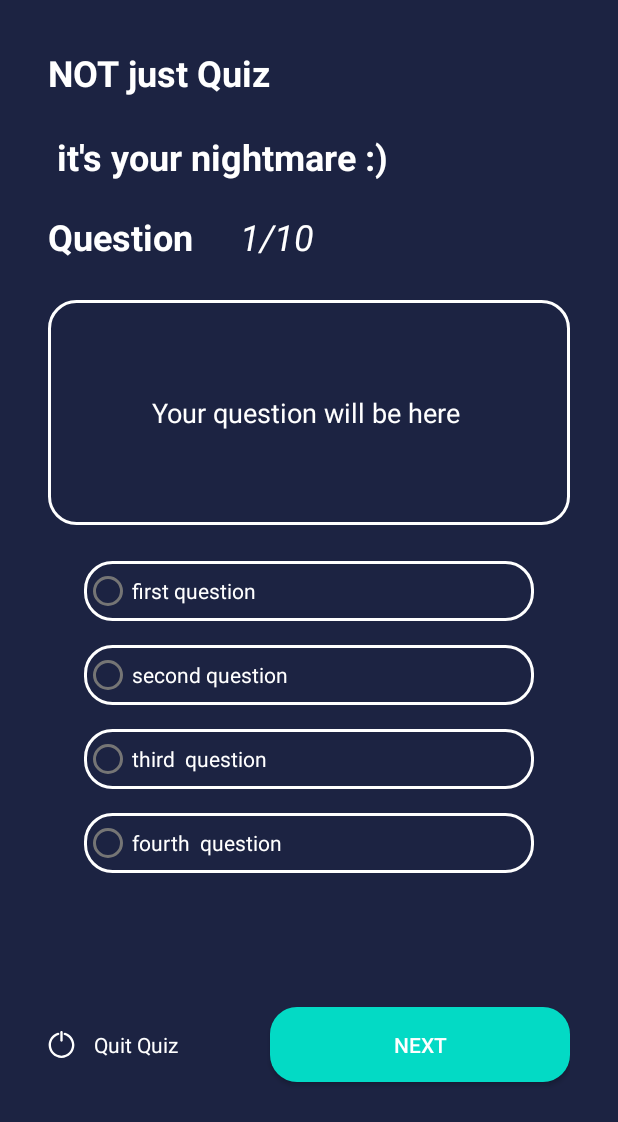
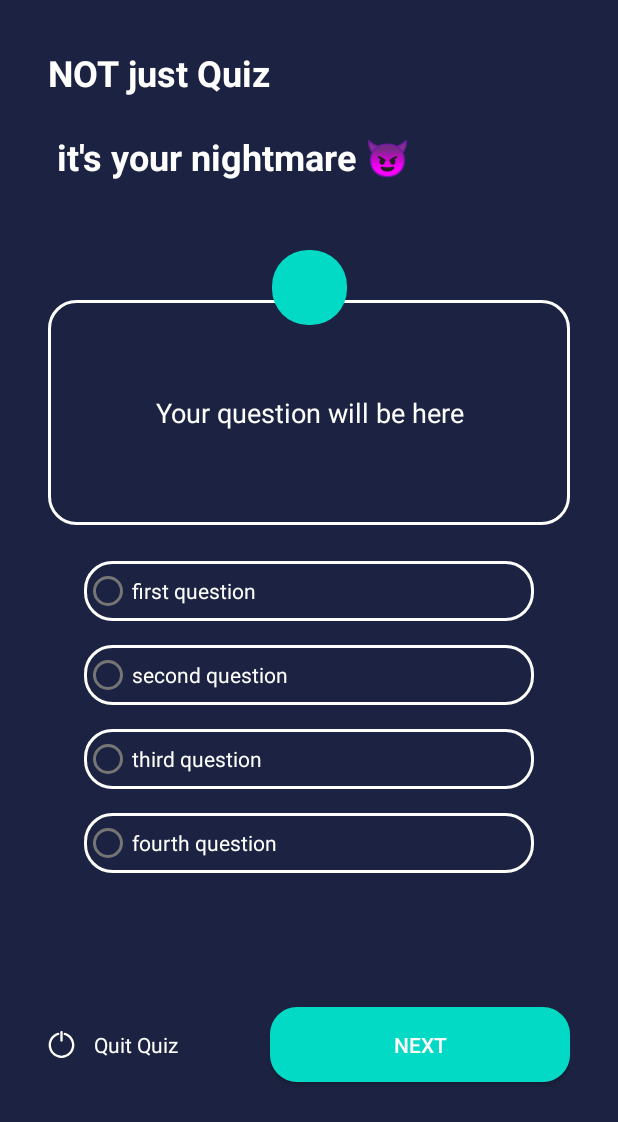
Before and after one commit to juck0/Trivia_Game, an Android app: the screen it shows after launch (MainActivity), on a phone screen of 412 x 824 dp. Shown: the top 1122 px of the screen. Run offline under Robolectric (Android 15) with nearby library versions, the phone set to English and light mode, and no system bars.

```diff
--- a/app/src/main/java/com/example/triviagame/data/Constants.kt
+++ b/app/src/main/java/com/example/triviagame/data/Constants.kt
@@ -4,5 +4,6 @@ object Constants {
     const val POINTS = "points"
     const val WIN_TEXT = "Congratulations!! you did it "
     const val LOSE_TEXT = " You fail , try Again "
-
+    const val WIN_EMOJI = "👍"
+    const val LOSE_EMOJI = "👎"
 }
--- a/app/src/main/java/com/example/triviagame/ui/ResultFragment.kt
+++ b/app/src/main/java/com/example/triviagame/ui/ResultFragment.kt
@@ -1,6 +1,8 @@
 import android.view.LayoutInflater
 import com.example.triviagame.R
 import com.example.triviagame.data.Constants
+import com.example.triviagame.data.Constants.LOSE_EMOJI
+import com.example.triviagame.data.Constants.WIN_EMOJI
 import com.example.triviagame.databinding.FragmentResultBinding
 import com.example.triviagame.ui.BaseFragment
 import com.example.triviagame.ui.HomeFragment
@@ -26,9 +28,12 @@ class ResultFragment: BaseFragment<FragmentResultBinding>() {
         if (points > 5){
             binding?.textCongratulations?.text = Constants.WIN_TEXT
             binding?.textScoreNum?.text = points.toString()
+            binding?.emoji?.text = WIN_EMOJI.toString()
         } else{
             binding?.textCongratulations?.text =Constants.LOSE_TEXT
             binding?.textScoreNum?.text = points.toString()
+            binding?.emoji?.text = LOSE_EMOJI.toString()
+
         }
     }
     private fun retakeQuiz() {
--- /dev/null
+++ b/app/src/main/res/drawable/shape_question_num.xml
@@ -0,0 +1,6 @@
+<?xml version="1.0" encoding="utf-8"?>
+<shape xmlns:android="http://schemas.android.com/apk/res/android">
+    android:shape="rectangle">
+    <solid android:color="@color/teal_200"/>
+    <corners android:radius="24dp"/>
+</shape>
--- a/app/src/main/res/layout/fragment_home.xml
+++ b/app/src/main/res/layout/fragment_home.xml
@@ -5,7 +5,7 @@
     android:layout_width="match_parent"
     android:layout_height="match_parent"
     tools:context=".MainActivity"
-    android:background="#1c2342"
+    android:background="@color/blue"
     android:padding="16dp"
     >
 
@@ -13,7 +13,7 @@
         android:id="@+id/text_head_line"
         android:layout_width="match_parent"
         android:layout_height="100dp"
-        android:text="NOT just Quiz\n \n it's your nightmare :)"
+        android:text="@string/head_line"
         android:textColor="@color/white"
         android:textSize="24sp"
         android:textStyle="bold"
@@ -21,44 +21,33 @@
         app:layout_constraintStart_toStartOf="parent"
         app:layout_constraintTop_toTopOf="parent" />
 
-    <TextView
-        android:id="@+id/text_question"
-        android:layout_width="100dp"
-        android:layout_height="50dp"
-        android:text="Question "
-        android:textColor="@color/white"
-        android:textSize="24sp"
-        android:textStyle="bold"
-        app:layout_constraintBottom_toTopOf="@+id/text_question_description"
-        app:layout_constraintStart_toStartOf="parent"
-        app:layout_constraintTop_toBottomOf="@+id/text_head_line" />
 
-    <TextView
-        android:id="@+id/text_question_num"
-        android:layout_width="100dp"
-        android:layout_height="50dp"
-        android:layout_marginEnd="120dp"
-        android:text="1/10"
-        android:textColor="@color/white"
-        android:textSize="24sp"
-        android:textStyle="italic"
-        app:layout_constraintEnd_toEndOf="parent"
-        app:layout_constraintTop_toTopOf="@+id/text_question" />
-
-
-    <TextView
+   <TextView
         android:id="@+id/text_question_description"
         android:layout_width="match_parent"
         android:layout_height="150dp"
         android:layout_marginTop="168dp"
         android:background="@drawable/shape_choice"
         android:gravity="center"
-        android:text="Your question will be here "
+        android:text="@string/your_question_will_be_here"
         android:textColor="@color/white"
         android:textSize="18sp"
         app:layout_constraintEnd_toEndOf="parent"
         app:layout_constraintStart_toStartOf="parent"
         app:layout_constraintTop_toTopOf="parent" />
+
+    <TextView
+        android:id="@+id/text_question_num"
+        android:layout_width="50dp"
+        android:layout_height="50dp"
+        android:background="@drawable/shape_question_num"
+        android:gravity="center"
+        android:textColor="@color/blue"
+        app:layout_constraintBottom_toBottomOf="@+id/text_question_description"
+        app:layout_constraintEnd_toEndOf="parent"
+        app:layout_constraintStart_toStartOf="parent"
+        app:layout_constraintTop_toTopOf="@+id/text_head_line"
+        app:layout_constraintVertical_bias="0.503" />
 
     <RadioGroup
         android:id="@+id/radioGroup"
@@ -74,7 +63,7 @@
             android:layout_width="match_parent"
             android:layout_height="40dp"
             android:layout_margin="8dp"
-            android:text="first question"
+            android:text="@string/first_question"
             android:background="@drawable/shape_choice"
             android:textColor="@color/white" />
 
@@ -83,7 +72,7 @@
             android:layout_width="match_parent"
             android:layout_height="40dp"
             android:layout_margin="8dp"
-            android:text="second question"
+            android:text="@string/second_question"
             android:background="@drawable/shape_choice"
             android:textColor="@color/white" />
 
@@ -93,7 +82,7 @@
             android:layout_height="40dp"
             android:background="@drawable/shape_choice"
             android:layout_margin="8dp"
-            android:text="third  question"
+            android:text="@string/third_question"
             android:textColor="@color/white" />
 
         <RadioButton
@@ -102,7 +91,7 @@
             android:layout_height="40dp"
             android:layout_margin="8dp"
             android:background="@drawable/shape_choice"
-            android:text="fourth  question"
+            android:text="@string/fourth_question"
             android:textColor="@color/white" />
     </RadioGroup>
 
@@ -111,7 +100,7 @@
         android:layout_width="200dp"
         android:layout_height="50dp"
         android:background="@drawable/shape_next"
-        android:text="Next"
+        android:text="@string/next"
         android:elevation="8dp"
         android:textColor="@color/white"
         app:layout_constraintBottom_toBottomOf="parent"
@@ -122,14 +111,14 @@
         android:id="@+id/text_quit"
         android:layout_width="100dp"
         android:layout_height="50dp"
-        android:drawableStart="@drawable/ic_turn_off"
-        android:drawableTint="@color/white"
         android:gravity="center"
-        android:text="Quit Quiz"
+        android:text="@string/quit_quiz"
 
         android:textColor="@color/white"
         app:layout_constraintStart_toStartOf="parent"
-        app:layout_constraintTop_toTopOf="@+id/button_next" />
+        app:layout_constraintTop_toTopOf="@+id/button_next"
+        app:drawableStartCompat="@drawable/ic_turn_off"
+        app:drawableTint="@color/white" />
 
 
 </androidx.constraintlayout.widget.ConstraintLayout>
--- a/app/src/main/res/layout/fragment_result.xml
+++ b/app/src/main/res/layout/fragment_result.xml
@@ -25,9 +25,10 @@
     <TextView
         android:id="@+id/emoji"
         android:layout_width="350dp"
-        android:layout_height="130dp"
+        android:layout_height="200dp"
         android:gravity="center"
-        android:textSize="50sp"
+        android:text="😋"
+        android:textSize="150sp"
         app:layout_constraintEnd_toEndOf="parent"
         app:layout_constraintStart_toStartOf="parent"
         app:layout_constraintTop_toBottomOf="@+id/text_quiz" />
@@ -35,7 +36,7 @@
     <TextView
         android:id="@+id/text_congratulations"
         android:layout_width="match_parent"
-        android:layout_height="100dp"
+        android:layout_height="50dp"
         android:layout_marginBottom="280dp"
         android:gravity="center"
         android:text="congratulations"
@@ -46,7 +47,7 @@
         app:layout_constraintEnd_toEndOf="parent"
         app:layout_constraintStart_toStartOf="parent"
         app:layout_constraintTop_toBottomOf="@+id/emoji"
-        app:layout_constraintVertical_bias="0.0" />
+        app:layout_constraintVertical_bias="0.483" />
 
     <TextView
         android:id="@+id/text_score"
--- a/app/src/main/res/values/colors.xml
+++ b/app/src/main/res/values/colors.xml
@@ -7,4 +7,5 @@
     <color name="teal_700">#FF018786</color>
     <color name="black">#FF000000</color>
     <color name="white">#FFFFFFFF</color>
+    <color name="blue">#1c2342</color>
 </resources>
--- a/app/src/main/res/values/strings.xml
+++ b/app/src/main/res/values/strings.xml
@@ -1,3 +1,13 @@
 <resources>
     <string name="app_name">Trivia Game</string>
+    <string name="head_line">NOT just Quiz\n \n it\'s your nightmare 😈</string>
+    <string name="question">Question</string>
+    <string name="_1_10">1/10</string>
+    <string name="your_question_will_be_here">Your question will be here</string>
+    <string name="first_question">first question</string>
+    <string name="second_question">second question</string>
+    <string name="third_question">third question</string>
+    <string name="fourth_question">fourth question</string>
+    <string name="next">Next</string>
+    <string name="quit_quiz">Quit Quiz</string>
 </resources>
```
